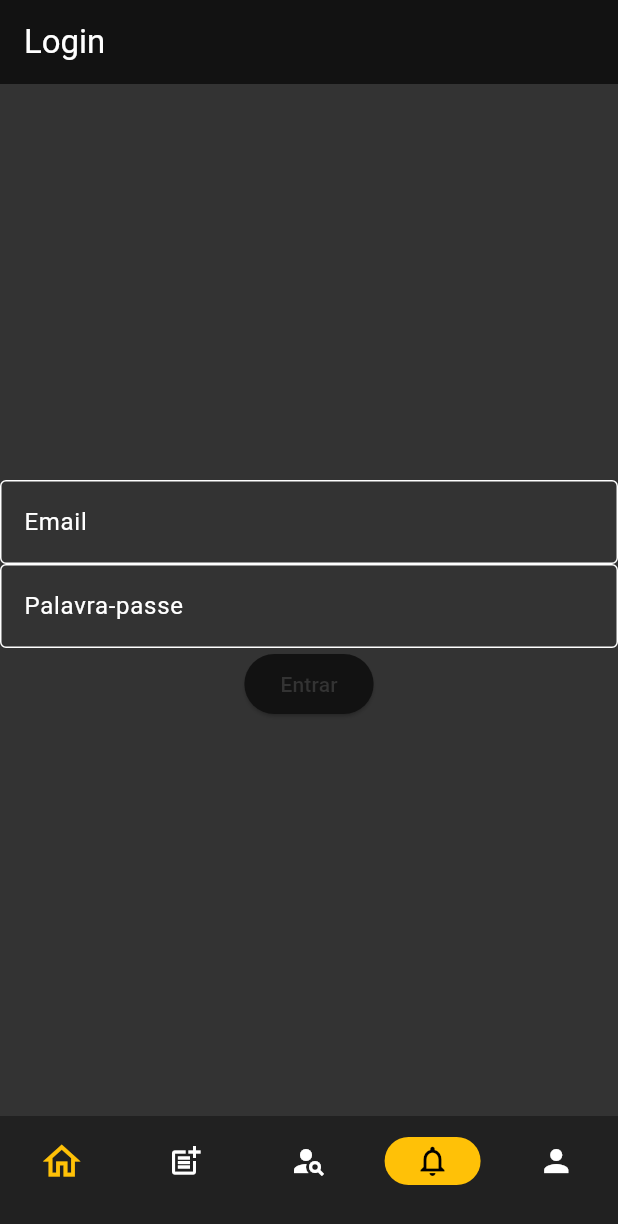
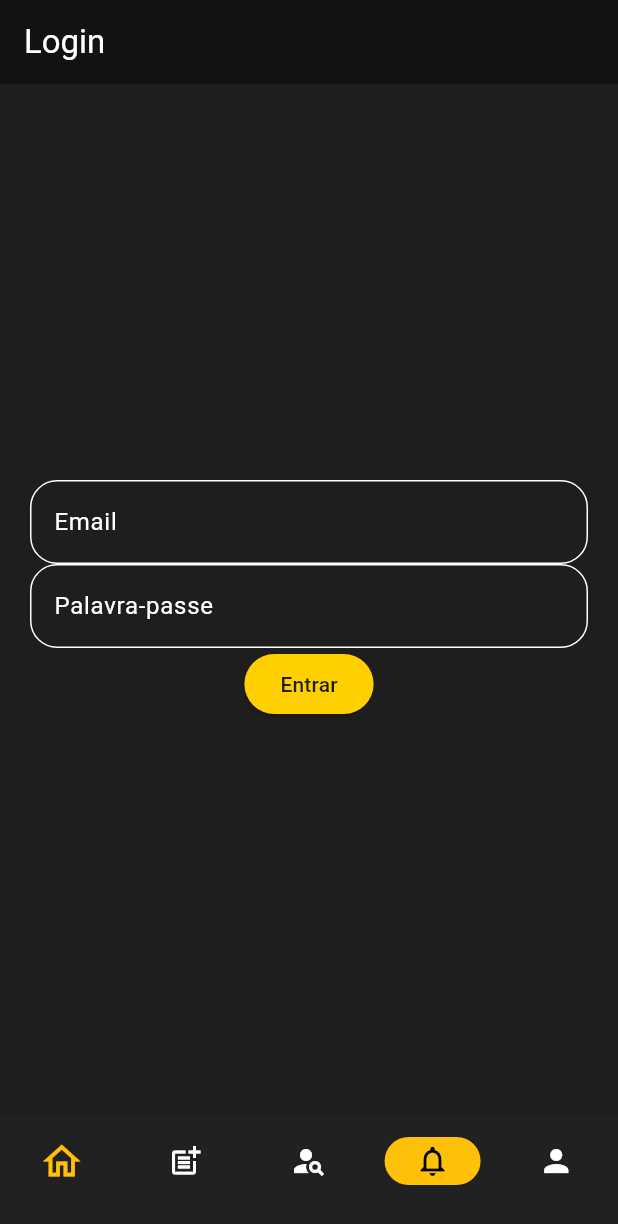
Before and after one commit to luanameneguci/scouting, a Flutter app: the screen it shows after launch, item 4 of the bottom bar chosen, on a phone screen of 412 x 824 dp. Shown: the top 1224 px of the screen. Run offline on Flutter 3.47's test engine with Material 3 defaults, Android fonts, the phone set to English and light mode, and no system bars.

Commit message:
mais tema

```diff
--- a/scouting_app/lib/login.dart
+++ b/scouting_app/lib/login.dart
@@ -7,36 +7,37 @@ class LoginPage extends StatefulWidget {
   _LoginPageState createState() => _LoginPageState();
 }
 
-class _LoginPageState extends State<LoginPage>{
+class _LoginPageState extends State<LoginPage> {
   @override
   Widget build(BuildContext context) {
     return Scaffold(
         appBar: AppBar(
           title: const Text('Login'),
         ),
-      body:  Center(
+        body: Center(
+          child: Padding(
+            padding: const EdgeInsets.symmetric(
+                horizontal: 20.0), // Add padding to the sides
             child: Column(
               mainAxisAlignment: MainAxisAlignment.center,
               children: [
                 TextField(
                   decoration: InputDecoration(
-                border: OutlineInputBorder(),
                     labelText: 'Email',
                   ),
                 ),
                 TextField(
                   decoration: InputDecoration(
-                border: OutlineInputBorder(),
                     labelText: 'Palavra-passe',
                   ),
                 ),
                 ElevatedButton(
-              onPressed: () { },
-              child:  Text('Entrar'),
+                  onPressed: () {},
+                  child: Text('Entrar'),
                 ),
               ],
             ),
           ),
-    );
+        ));
   }
 }
--- a/scouting_app/lib/main.dart
+++ b/scouting_app/lib/main.dart
@@ -1,6 +1,4 @@
 import 'package:flutter/material.dart';
-import 'package:scouting_app/perfil.dart';
-import 'package:scouting_app/perfil.dart';
 import 'package:scouting_app/tarefas.dart';
 import 'package:scouting_app/relatorios.dart';
 import 'package:scouting_app/jogadores.dart';
@@ -18,23 +16,32 @@ class HomePage extends StatelessWidget {
     return MaterialApp(
       theme: ThemeData(
           brightness: Brightness.dark,
-          primaryColor: Color(0xFF333333),
-          scaffoldBackgroundColor: Color(0xFF333333),
-          cardColor: Color(0xFF444444),
-          colorScheme: ColorScheme.dark(
-            primary: Color(0xFF333333),
-            secondary: Color(0xFFFFD600), // Yellow accent color
+          primaryColor: const Color.fromARGB(255, 23, 23, 23),
+          scaffoldBackgroundColor:const Color.fromARGB(255, 30, 30, 30),
+          cardColor: const Color.fromARGB(255, 43, 43, 43),
+          colorScheme: const ColorScheme.dark(
+            primary: Color.fromARGB(255, 30, 30, 30),
+            secondary: Color.fromARGB(255, 255, 208, 0), // Yellow accent color
           ),
-
-          buttonTheme: ButtonThemeData(
-            buttonColor: Color(0xFFFFD600),
-            shape:
-                RoundedRectangleBorder(borderRadius: BorderRadius.circular(8)),
+          inputDecorationTheme: InputDecorationTheme(
+            border: OutlineInputBorder(
+              borderRadius: BorderRadius.circular(18),
+            ),
           ),
-          iconTheme: IconThemeData(color: Color(0xFFFFD600)),
-          bottomNavigationBarTheme: BottomNavigationBarThemeData(
-            backgroundColor: Color(0xFF333333),
-            selectedItemColor: Color(0xFFFFD600),
+          elevatedButtonTheme: ElevatedButtonThemeData(
+            style: ButtonStyle(
+              backgroundColor: WidgetStateProperty.all(const Color.fromARGB(255, 255, 208, 0)),
+              shape: WidgetStateProperty.all(
+                RoundedRectangleBorder(
+                  borderRadius: BorderRadius.circular(100),
+                ),
+              ),
+            ),
+          ),
+          iconTheme: const IconThemeData(color: Color.fromARGB(255, 255, 208, 0), ),
+          bottomNavigationBarTheme: const BottomNavigationBarThemeData(
+            backgroundColor: Color.fromARGB(255, 30, 30, 30),
+            selectedItemColor: Color.fromARGB(255, 255, 208, 0),
             unselectedItemColor: Colors.white54,
           ),
           useMaterial3: true),
```
Lines whose indentation alone changed are shown as unchanged.
